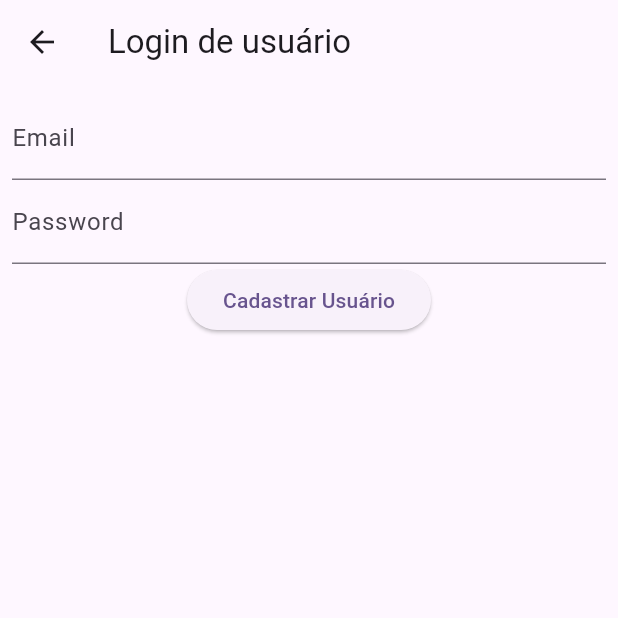
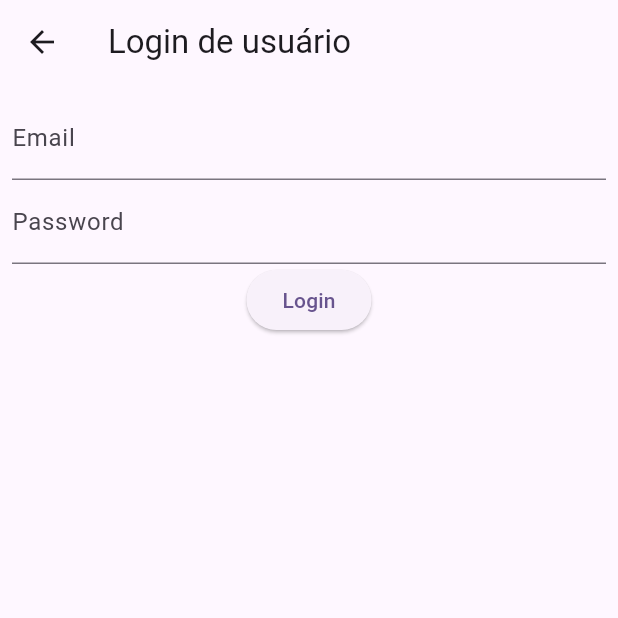
Before and after one commit to devCarlosAlexandre/flutter_firebase, a Flutter app: the screen it shows after launch, after a tap on "Login User E-mail Password", on a phone screen of 412 x 824 dp, the top half of it. Run offline on Flutter 3.47's test engine with Material 2 defaults, Android fonts, the phone set to English and light mode, and no system bars; our stand-ins replace firebase_auth, firebase_core; accounts and stored records are empty.

Commit message:
feat: :sparkles: show user

```diff
--- a/lib/auth/email_password/login.dart
+++ b/lib/auth/email_password/login.dart
@@ -16,6 +16,7 @@ class _LoginPageState extends State<LoginPage> {
     final credential = await FirebaseAuth.instance.signInWithEmailAndPassword(
         email: emailController.text, password: passwordController.text);
     final user = credential.user;
+    user?.updateDisplayName("Carlos Alexandre");
     if (user != null && !user.emailVerified) {
       ScaffoldMessenger.of(context).showSnackBar(const SnackBar(
           content:
@@ -50,8 +51,7 @@ class _LoginPageState extends State<LoginPage> {
                 controller: passwordController,
                 decoration: const InputDecoration(label: Text("Password")),
               ),
-              ElevatedButton(
-                  onPressed: loginUser, child: const Text("Cadastrar Usuário"))
+              ElevatedButton(onPressed: loginUser, child: const Text("Login"))
             ],
           ),
         ),
--- a/lib/main.dart
+++ b/lib/main.dart
@@ -1,6 +1,8 @@
+import 'package:firebase_auth/firebase_auth.dart';
 import 'package:flutter/material.dart';
 import 'package:firebase_core/firebase_core.dart';
 import 'package:flutter_firebase/auth/email_password/register.dart';
+import 'package:flutter_firebase/auth/show_user.dart';
 
 import 'auth/email_password/login.dart';
 
@@ -27,6 +29,7 @@ class MyApp extends StatelessWidget {
       routes: {
         '/auth/email_password/register': (_) => const RegisterPage(),
         '/auth/email_password/login': (_) => const LoginPage(),
+        '/auth/show_user': (_) => const ShowUser(),
       },
     );
   }
@@ -41,6 +44,14 @@ class MyHomePage extends StatefulWidget {
 }
 
 class _MyHomePageState extends State<MyHomePage> {
+  @override
+  void initState() {
+    FirebaseAuth.instance.authStateChanges().listen((User? user) {
+      print('Usuário logado: ${user != null}');
+    });
+    super.initState();
+  }
+
   @override
   Widget build(BuildContext context) {
     return Scaffold(
@@ -63,6 +74,11 @@ class _MyHomePageState extends State<MyHomePage> {
                   Navigator.of(context).pushNamed('/auth/email_password/login');
                 },
                 child: const Text("Login User E-mail Password")),
+            TextButton(
+                onPressed: () {
+                  Navigator.of(context).pushNamed('/auth/show_user');
+                },
+                child: const Text("Show User ")),
           ],
         ),
       ),
```
Also changed, not shown: lib/auth/show_user.dart (added, +42 -0 lines).
